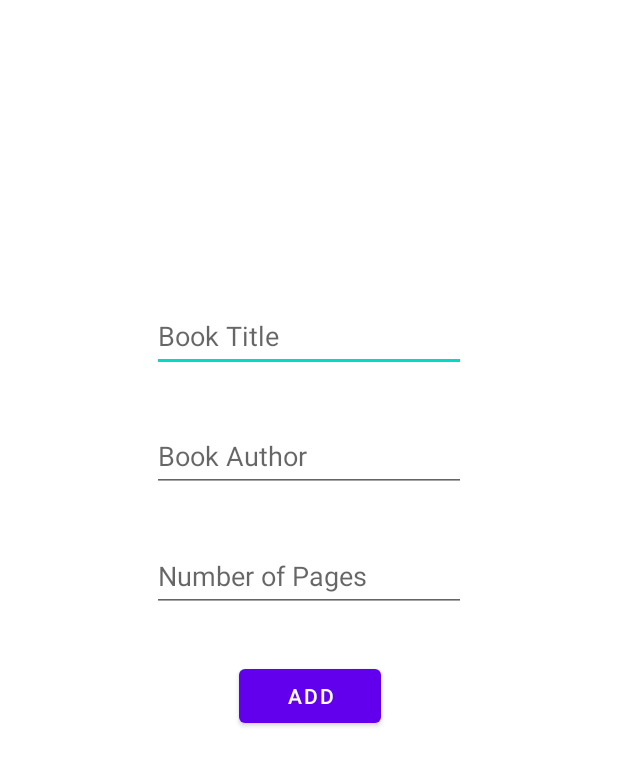
After one commit to fxkfjla/good-calorie, an Android app: the layout activity_add.xml on its own in the app's theme, with its tools: preview values and no code run, on a phone screen of 412 x 824 dp. The commit adds this screen. Shown: the top 766 px of the screen. Run offline under Robolectric (Android 15) with nearby library versions, the phone set to English and light mode, and no system bars.

Commit message:
manage resources

```diff
--- /dev/null
+++ b/app/src/main/res/drawable/ic_add.xml
@@ -0,0 +1,5 @@
+<vector android:height="24dp" android:tint="#FFFFFF"
+    android:viewportHeight="24" android:viewportWidth="24"
+    android:width="24dp" xmlns:android="http://schemas.android.com/apk/res/android">
+    <path android:fillColor="@android:color/white" android:pathData="M19,13h-6v6h-2v-6H5v-2h6V5h2v6h6v2z"/>
+</vector>
--- /dev/null
+++ b/app/src/main/res/layout/activity_add.xml
@@ -0,0 +1,69 @@
+<?xml version="1.0" encoding="utf-8"?>
+<androidx.constraintlayout.widget.ConstraintLayout xmlns:android="http://schemas.android.com/apk/res/android"
+    xmlns:app="http://schemas.android.com/apk/res-auto"
+    xmlns:tools="http://schemas.android.com/tools"
+    android:layout_width="match_parent"
+    android:layout_height="match_parent"
+    tools:context=".Activities.AddActivity">
+
+    <EditText
+        android:id="@+id/titleText"
+        android:layout_width="match_parent"
+        android:layout_height="wrap_content"
+        android:layout_marginStart="101dp"
+        android:layout_marginTop="200dp"
+        android:layout_marginEnd="101dp"
+        android:ems="10"
+        android:hint="Book Title"
+        android:inputType="textPersonName"
+        android:minHeight="48dp"
+        app:layout_constraintEnd_toEndOf="parent"
+        app:layout_constraintHorizontal_bias="0.0"
+        app:layout_constraintStart_toStartOf="parent"
+        app:layout_constraintTop_toTopOf="parent" />
+
+    <EditText
+        android:id="@+id/authorText"
+        android:layout_width="match_parent"
+        android:layout_height="wrap_content"
+        android:layout_marginStart="101dp"
+        android:layout_marginTop="32dp"
+        android:layout_marginEnd="101dp"
+        android:ems="10"
+        android:hint="Book Author"
+        android:inputType="textPersonName"
+        android:minHeight="48dp"
+        app:layout_constraintEnd_toEndOf="parent"
+        app:layout_constraintHorizontal_bias="0.0"
+        app:layout_constraintStart_toStartOf="parent"
+        app:layout_constraintTop_toBottomOf="@+id/titleText" />
+
+    <EditText
+        android:id="@+id/pagesInteger"
+        android:layout_width="match_parent"
+        android:layout_height="wrap_content"
+        android:layout_marginStart="101dp"
+        android:layout_marginTop="32dp"
+        android:layout_marginEnd="101dp"
+        android:ems="10"
+        android:hint="Number of Pages"
+        android:inputType="number"
+        android:minHeight="48dp"
+        app:layout_constraintEnd_toEndOf="parent"
+        app:layout_constraintHorizontal_bias="1.0"
+        app:layout_constraintStart_toStartOf="parent"
+        app:layout_constraintTop_toBottomOf="@+id/authorText" />
+
+    <Button
+        android:id="@+id/addButton"
+        android:layout_width="match_parent"
+        android:layout_height="wrap_content"
+        android:layout_marginStart="159dp"
+        android:layout_marginTop="32dp"
+        android:layout_marginEnd="158dp"
+        android:text="Add"
+        app:layout_constraintEnd_toEndOf="parent"
+        app:layout_constraintHorizontal_bias="0.0"
+        app:layout_constraintStart_toStartOf="parent"
+        app:layout_constraintTop_toBottomOf="@+id/pagesInteger" />
+</androidx.constraintlayout.widget.ConstraintLayout>
--- a/app/src/main/res/values/strings.xml
+++ b/app/src/main/res/values/strings.xml
@@ -1,3 +1,4 @@
 <resources>
     <string name="app_name">GoodCalorie</string>
+    <string name="addBook">AddBook</string>
 </resources>
```
Also changed, not shown: app/src/main/res/layout/activity_main.xml (+23 -6 lines).
